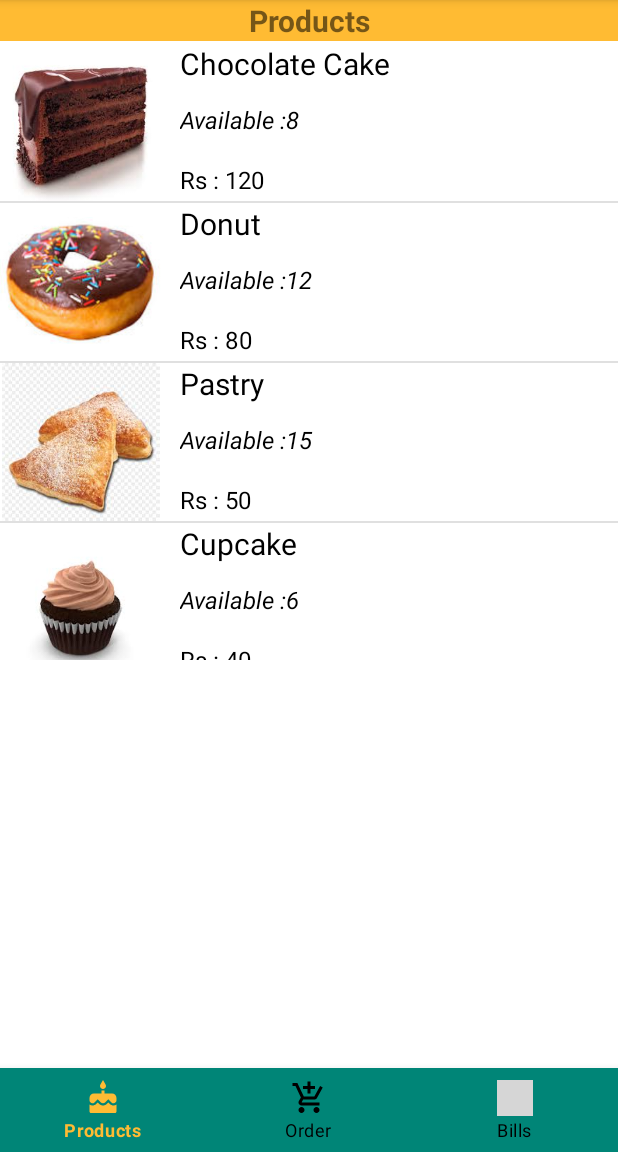
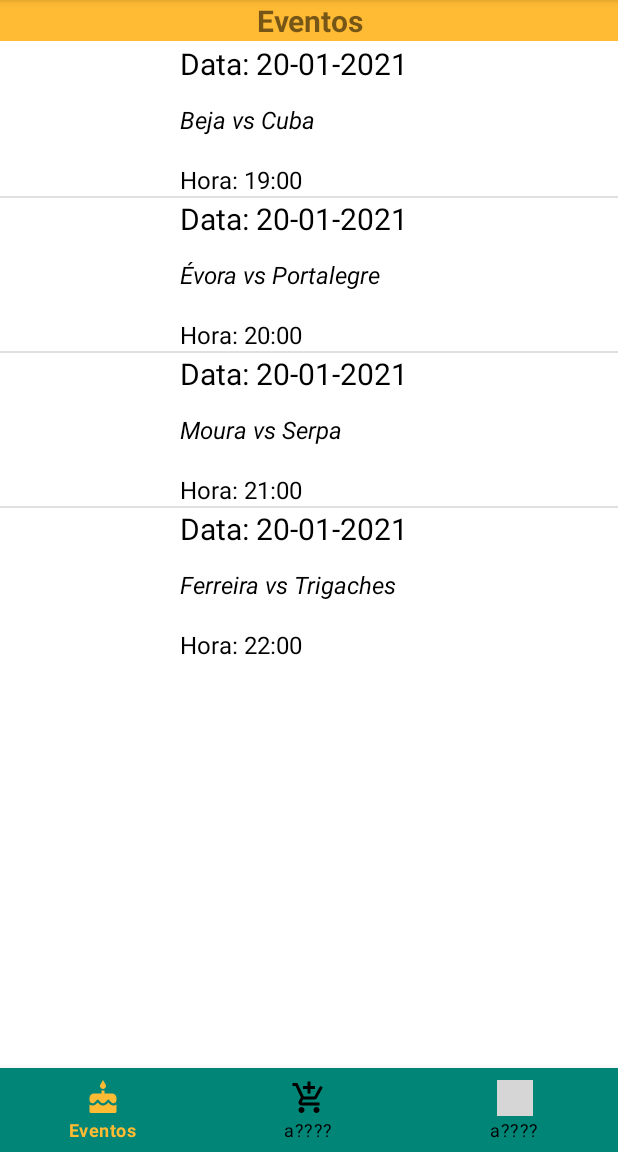
Before and after one commit to hugoasilva/SportManager, an Android app: the screen it shows after launch once a user with an empty profile is signed in (HomeActivity), on a phone screen of 412 x 824 dp, the part 84-1236 px from its top. Run offline under Robolectric (Android 15) with nearby library versions, the phone set to English and light mode, and no system bars; our stand-ins replace Firebase (no records; nobody signed in at launch, a user with empty details on screens opened directly); grey boxes are pictures that could not be loaded.

Commit message:
Versão 0.0.13 (Event)

```diff
--- /dev/null
+++ b/16570-HugoSilva-TP-PDM-2019-2020/app/src/main/java/pt/ipbeja/sportsmanager/Event.java
@@ -0,0 +1,57 @@
+package pt.ipbeja.sportsmanager;
+
+public class Event {
+    private String name;
+    private String location;
+    private String date;
+    private String time;
+    private String category;
+
+    public Event(String name, String location, String date, String time, String category) {
+        this.name = name;
+        this.location = location;
+        this.date = date;
+        this.time = time;
+        this.category = category;
+    }
+
+    public String getName() {
+        return name;
+    }
+
+    public void setName(String name) {
+        this.name = name;
+    }
+
+    public String getLocation() {
+        return this.location;
+    }
+
+    public void setLocation(String location) {
+        this.location = location;
+    }
+
+    public void setDate(String date) {
+        this.date = date;
+    }
+
+    public String getDate() {
+        return date;
+    }
+
+    public String getTime() {
+        return this.time;
+    }
+
+    public void setTime(String time) {
+        this.time = time;
+    }
+
+    public String getCategory() {
+        return this.category;
+    }
+
+    public void setCategory(String category) {
+        this.category = category;
+    }
+}
--- /dev/null
+++ b/16570-HugoSilva-TP-PDM-2019-2020/app/src/main/java/pt/ipbeja/sportsmanager/EventsFragment.java
@@ -0,0 +1,94 @@
+package pt.ipbeja.sportsmanager;
+
+import android.app.Fragment;
+import android.os.Bundle;
+import android.view.LayoutInflater;
+import android.view.View;
+import android.view.ViewGroup;
+import android.widget.ArrayAdapter;
+import android.widget.ListView;
+import android.widget.TextView;
+
+import java.util.ArrayList;
+import java.util.List;
+
+
+public class EventsFragment extends Fragment {
+    ListView eventList;
+    private List<Event> allEvents = new ArrayList<Event>();
+
+    @Override
+    public View onCreateView(LayoutInflater inflater, ViewGroup container,
+                             Bundle savedInstanceState) {
+        View view = inflater.inflate(R.layout.fragment_product,
+                container, false);
+        ListView list = view.findViewById(R.id.lst_view);
+        populateEvents();
+        ArrayAdapter<Event> adapter = new MyListAdapter();
+        list.setAdapter(adapter);
+
+        return view;
+    }
+
+    // TODO TESTING ONLY, REMOVE BEFORE DELIVERY
+    private void populateEvents() {
+        allEvents.add(new Event(
+                "Beja vs Cuba",
+                "38.040485, -7.859489",
+                "20-01-2021",
+                "19:00",
+                "football"
+        ));
+        allEvents.add(new Event(
+                "Évora vs Portalegre",
+                "38.568827, -7.880373",
+                "20-01-2021",
+                "20:00",
+                "basketball"
+        ));
+        allEvents.add(new Event(
+                "Moura vs Serpa",
+                "38.164269, -7.404805",
+                "20-01-2021",
+                "21:00",
+                "handbball"
+        ));
+        allEvents.add(new Event(
+                "Ferreira vs Trigaches",
+                "38.093039, -8.104675",
+                "20-01-2021",
+                "22:00",
+                "football"
+        ));
+
+    }
+
+    private class MyListAdapter extends ArrayAdapter<Event> {
+        public MyListAdapter() {
+            super(EventsFragment.this.getActivity(), R.layout.event_view, allEvents);
+        }
+
+        @Override
+        public View getView(int position, View convertView, ViewGroup parent) {
+            View itemView = convertView;
+            if (itemView == null) {
+                itemView = getActivity().getLayoutInflater().inflate(R.layout.event_view, parent, false);
+
+            }
+            Event currentEvent = allEvents.get(position);
+
+//            ImageView imageView = (ImageView) itemView.findViewById(R.id.imageView);
+//            imageView.setImageResource(currentEvent.getImageid());
+
+            TextView name = itemView.findViewById(R.id.event_name);
+            name.setText(currentEvent.getName());
+
+            TextView date = itemView.findViewById(R.id.event_date);
+            date.setText("Data: " + currentEvent.getDate());
+
+            TextView time = itemView.findViewById(R.id.event_time);
+            time.setText("Hora: " + currentEvent.getTime());
+            return itemView;
+        }
+    }
+}
--- a/16570-HugoSilva-TP-PDM-2019-2020/app/src/main/java/pt/ipbeja/sportsmanager/HomeActivity.java
+++ b/16570-HugoSilva-TP-PDM-2019-2020/app/src/main/java/pt/ipbeja/sportsmanager/HomeActivity.java
@@ -12,15 +12,13 @@ import com.google.firebase.auth.FirebaseAuth;
 
 public class HomeActivity extends AppCompatActivity {
     BottomNavigationView navigation;
-    private BottomNavigationView.OnNavigationItemSelectedListener navlistener = new BottomNavigationView.OnNavigationItemSelectedListener() {
-        @Override
-        public boolean onNavigationItemSelected(@NonNull MenuItem menuItem) {
+    private BottomNavigationView.OnNavigationItemSelectedListener navlistener = menuItem -> {
         Fragment selectedFragment = null;
 
         switch (menuItem.getItemId()) {
             case R.id.nav_products:
                 menuItem.setChecked(true);
-                    selectedFragment = new Product();
+                selectedFragment = new EventsFragment();
                 break;
             case R.id.nav_order:
                 menuItem.setChecked(true);
@@ -38,7 +36,6 @@ public class HomeActivity extends AppCompatActivity {
                 selectedFragment).commit();
 
         return false;
-        }
     };
 
     @Override
@@ -51,7 +48,7 @@ public class HomeActivity extends AppCompatActivity {
 
         if (savedInstanceState == null) {
             getFragmentManager().beginTransaction().replace(R.id.frg_space,
-                    new Product()).commit();
+                    new EventsFragment()).commit();
         }
     }
 
--- a/16570-HugoSilva-TP-PDM-2019-2020/app/src/main/java/pt/ipbeja/sportsmanager/Product.java
+++ /dev/null
@@ -1,72 +0,0 @@
-package pt.ipbeja.sportsmanager;
-
-import android.app.Fragment;
-import android.os.Bundle;
-import android.view.LayoutInflater;
-import android.view.View;
-import android.view.ViewGroup;
-import android.widget.ArrayAdapter;
-import android.widget.ImageView;
-import android.widget.ListView;
-import android.widget.TextView;
-
-import java.util.ArrayList;
-import java.util.List;
-
-
-public class Product extends Fragment {
-    ListView list;
-    private List<Products> allproducts = new ArrayList<Products>();
-
-    @Override
-    public View onCreateView(LayoutInflater inflater, ViewGroup container,
-                             Bundle savedInstanceState) {
-        View view = inflater.inflate(R.layout.fragment_product,
-                container, false);
-        ListView list = view.findViewById(R.id.lst_view);
-        populatelist();
-        ArrayAdapter<Products> adapter = new MyListAdapter();
-        list.setAdapter(adapter);
-
-        return view;
-    }
-
-    private void populatelist() {
-        allproducts.add(new Products("Chocolate Cake", 8, R.drawable.choco, "120"));
-        allproducts.add(new Products("Donut", 12, R.drawable.donut, "80"));
-        allproducts.add(new Products("Pastry", 15, R.drawable.pastry, "50"));
-        allproducts.add(new Products("Cupcake", 6, R.drawable.cuppy, "40"));
-
-    }
-
-    private class MyListAdapter extends ArrayAdapter<Products> {
-        public MyListAdapter() {
-            super(Product.this.getActivity(), R.layout.product_view, allproducts);
-        }
-
-        @Override
-        public View getView(int position, View convertView, ViewGroup parent) {
-            View itemView = convertView;
-            if (itemView == null) {
-                itemView = getActivity().getLayoutInflater().inflate(R.layout.product_view, parent, false);
-
-            }
-            Products currentpro = allproducts.get(position);
-
-            ImageView imageView = (ImageView) itemView.findViewById(R.id.imageView);
-            imageView.setImageResource(currentpro.getImageid());
-
-            TextView makeText = itemView.findViewById(R.id.item_name);
-            makeText.setText(currentpro.getProductName());
-
-            TextView avaText = itemView.findViewById(R.id.item_ava);
-            avaText.setText("Available :" + currentpro.getAvailable());
-
-            TextView priceText = itemView.findViewById(R.id.item_price);
-            priceText.setText("Rs : " + currentpro.getPrice());
-            return itemView;
-
-        }
-    }
-
-}
--- a/16570-HugoSilva-TP-PDM-2019-2020/app/src/main/java/pt/ipbeja/sportsmanager/Products.java
+++ /dev/null
@@ -1,32 +0,0 @@
-package pt.ipbeja.sportsmanager;
-
-public class Products {
-    private String productName;
-    private int available;
-    private int imageid;
-    private String price;
-    public Products(String productName, int available, int imageid, String price) {
-        this.productName = productName;
-        this.available = available;
-        this.imageid = imageid;
-        this.price = price;
-    }
-
-    public String getProductName() {
-        return productName;
-    }
-
-    public int getAvailable() {
-        return available;
-    }
-
-    public int getImageid() {
-        return imageid;
-    }
-
-    public String getPrice() {
-        return price;
-    }
-
-
-}
--- a/16570-HugoSilva-TP-PDM-2019-2020/app/src/main/res/layout/activity_home.xml
+++ b/16570-HugoSilva-TP-PDM-2019-2020/app/src/main/res/layout/activity_home.xml
@@ -4,7 +4,7 @@
     xmlns:tools="http://schemas.android.com/tools"
     android:layout_width="match_parent"
     android:layout_height="match_parent"
-    tools:context=".home_activity">
+    tools:context=".HomeActivity">
 
 
     <FrameLayout
--- a/16570-HugoSilva-TP-PDM-2019-2020/app/src/main/res/layout/product_view.xml
+++ b/16570-HugoSilva-TP-PDM-2019-2020/app/src/main/res/layout/event_view.xml
@@ -4,39 +4,39 @@
     android:layout_width="match_parent"
     android:layout_height="match_parent">
 
-    <ImageView
-        android:id="@+id/imageView"
-        android:layout_width="107dp"
-        android:layout_height="105dp"
-        app:srcCompat="@drawable/choco" />
+<!--    <ImageView-->
+<!--        android:id="@+id/imageView"-->
+<!--        android:layout_width="107dp"-->
+<!--        android:layout_height="105dp"-->
+<!--        app:srcCompat="@drawable/choco" />-->
 
     <TextView
-        android:id="@+id/item_ava"
-        android:layout_width="111dp"
+        android:id="@+id/event_name"
+        android:layout_width="204dp"
         android:layout_height="wrap_content"
         android:layout_marginStart="120dp"
         android:layout_marginTop="40dp"
-        android:text="Availability"
+        android:text="Evento:"
         android:textColor="@android:color/black"
-        android:textSize="16dp"
+        android:textSize="16sp"
         android:textStyle="italic" />
 
     <TextView
-        android:id="@+id/item_name"
+        android:id="@+id/event_date"
         android:layout_width="204dp"
         android:layout_height="30dp"
         android:layout_marginStart="120dp"
-        android:text="item"
+        android:text="Data:"
         android:textColor="@android:color/black"
         android:textSize="20dp" />
 
     <TextView
-        android:id="@+id/item_price"
+        android:id="@+id/event_time"
         android:layout_width="114dp"
         android:layout_height="wrap_content"
         android:layout_marginStart="120dp"
         android:layout_marginTop="80dp"
-        android:text="Price"
+        android:text="Hora:"
         android:textColor="@android:color/black"
         android:textSize="16dp" />
 </RelativeLayout>
--- a/16570-HugoSilva-TP-PDM-2019-2020/app/src/main/res/layout/fragment_product.xml
+++ b/16570-HugoSilva-TP-PDM-2019-2020/app/src/main/res/layout/fragment_product.xml
@@ -9,9 +9,9 @@
         android:layout_width="match_parent"
         android:layout_height="wrap_content"
         android:background="@android:color/holo_orange_light"
-        android:text="Products"
+        android:text="Eventos"
         android:textAlignment="center"
-        android:textSize="20dp"
+        android:textSize="20sp"
         android:textStyle="bold" />
 
     <ListView
--- a/16570-HugoSilva-TP-PDM-2019-2020/app/src/main/res/menu/bottomnavigationitem.xml
+++ b/16570-HugoSilva-TP-PDM-2019-2020/app/src/main/res/menu/bottomnavigationitem.xml
@@ -3,13 +3,13 @@
     <item
         android:id="@+id/nav_products"
         android:icon="@drawable/ic_cake_black_24dp"
-        android:title="Products" />
+        android:title="Eventos" />
     <item
         android:id="@+id/nav_order"
         android:icon="@drawable/ic_add_shopping_cart_black_24dp"
-        android:title="Order" />
+        android:title="a????" />
     <item
         android:id="@+id/nav_bills"
         android:icon="@drawable/ic_credit_card_black_24dp"
-        android:title="Bills" />
+        android:title="a????" />
 </menu>
```
Lines whose indentation alone changed are shown as unchanged.
